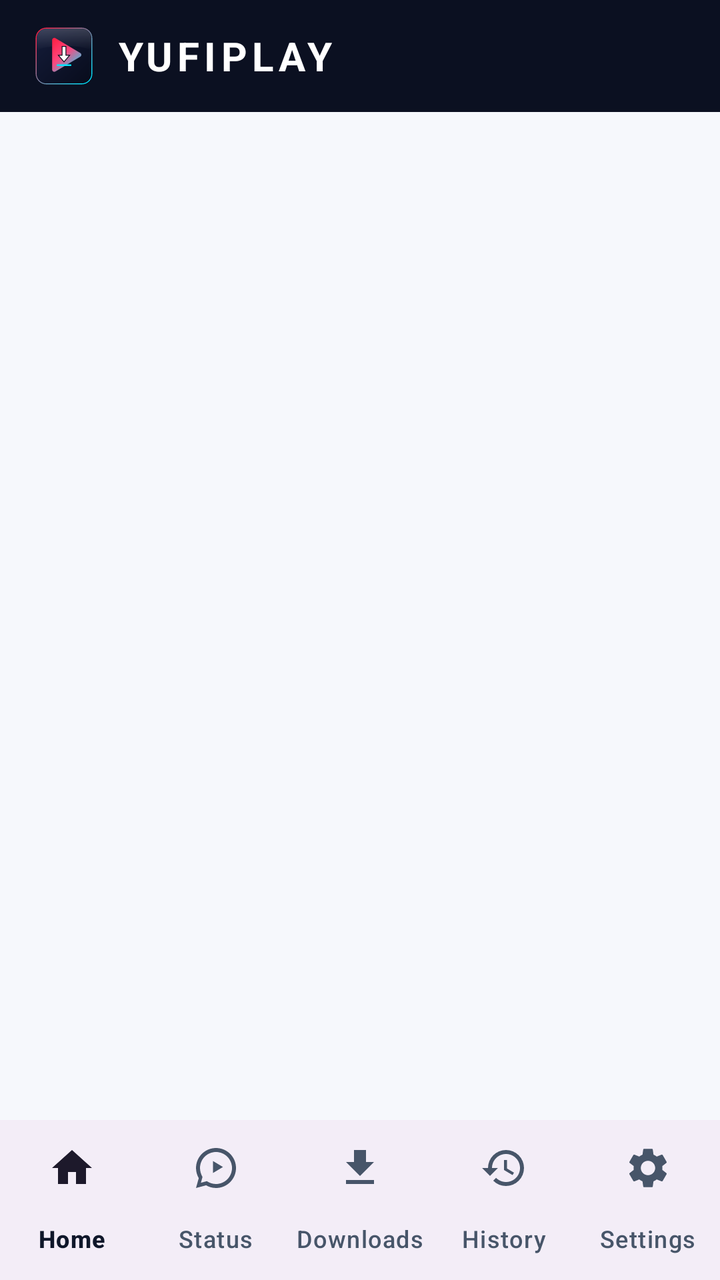
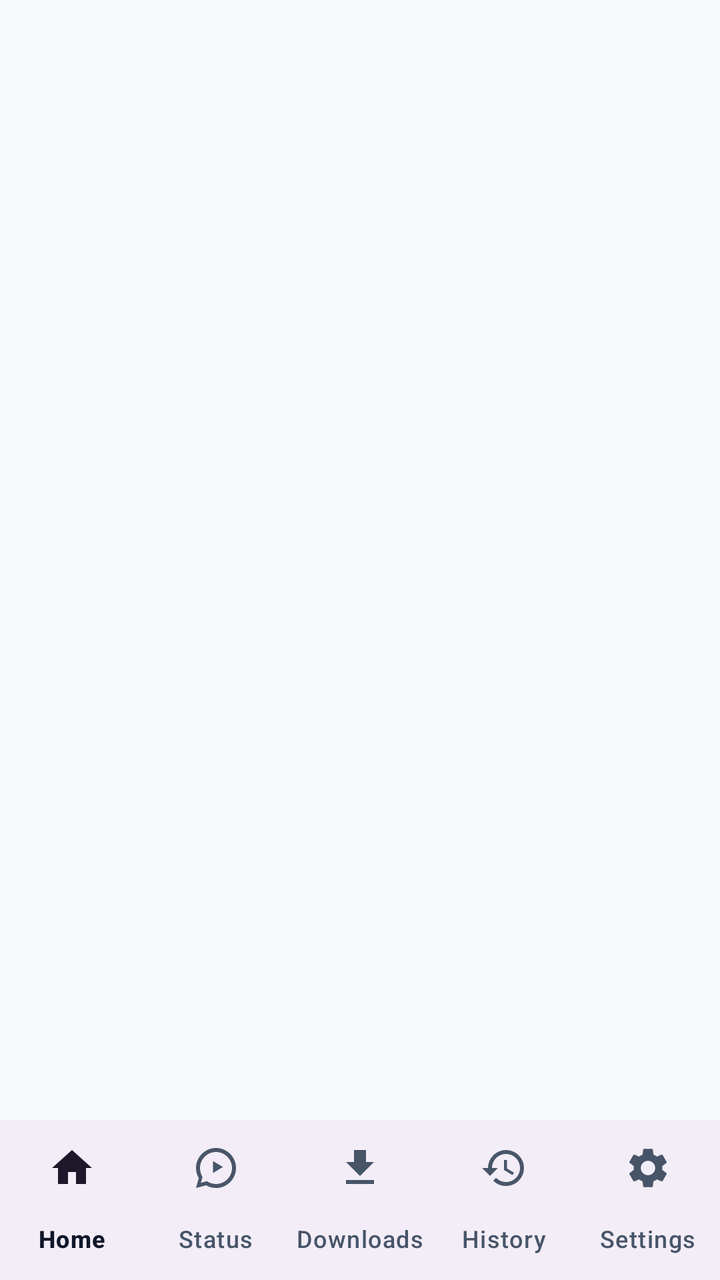

Before-and-after screenshots of an Android layout around one commit, followed by the original layout XML and the change that was made.
<!-- AndroidManifest.xml: application theme Theme.YufiPlay -->
<!-- res/layout/activity_main.xml -->
<?xml version="1.0" encoding="utf-8"?>
<androidx.constraintlayout.widget.ConstraintLayout xmlns:android="http://schemas.android.com/apk/res/android"
    xmlns:app="http://schemas.android.com/apk/res-auto"
    android:layout_width="match_parent"
    android:layout_height="match_parent">

    
    <com.google.android.material.appbar.MaterialToolbar
        android:id="@+id/topAppBar"
        android:layout_width="0dp"
        android:layout_height="56dp"
        android:background="@color/yufi_navy"
        android:elevation="4dp"
        app:layout_constraintEnd_toEndOf="parent"
        app:layout_constraintStart_toStartOf="parent"
        app:layout_constraintTop_toTopOf="parent">

        <LinearLayout
            android:layout_width="wrap_content"
            android:layout_height="match_parent"
            android:gravity="center_vertical"
            android:orientation="horizontal">

            <ImageView
                android:layout_width="32dp"
                android:layout_height="32dp"
                android:contentDescription="@string/app_name"
                android:src="@drawable/ic_yufiplay_logo" />

            <TextView
                android:layout_width="wrap_content"
                android:layout_height="wrap_content"
                android:layout_marginStart="10dp"
                android:letterSpacing="0.12"
                android:text="@string/brand_uppercase"
                android:textColor="#FFFFFF"
                android:textSize="20sp"
                android:textStyle="bold" />
        </LinearLayout>
    </com.google.android.material.appbar.MaterialToolbar>

    
    <FrameLayout
        android:id="@+id/fragmentContainer"
        android:layout_width="0dp"
        android:layout_height="0dp"
        app:layout_constraintBottom_toTopOf="@id/bottomNavigation"
        app:layout_constraintEnd_toEndOf="parent"
        app:layout_constraintStart_toStartOf="parent"
        app:layout_constraintTop_toBottomOf="@id/topAppBar" />

    
    <com.google.android.material.card.MaterialCardView
        android:id="@+id/cardClipboardBanner"
        android:layout_width="0dp"
        android:layout_height="wrap_content"
        android:layout_margin="12dp"
        android:visibility="gone"
        app:cardBackgroundColor="@color/yufi_navy_card"
        app:cardCornerRadius="14dp"
        app:cardElevation="10dp"
        app:layout_constraintBottom_toTopOf="@id/bottomNavigation"
        app:layout_constraintEnd_toEndOf="parent"
        app:layout_constraintStart_toStartOf="parent"
        app:strokeColor="@color/yufi_cyan"
        app:strokeWidth="1dp">

        <LinearLayout
            android:layout_width="match_parent"
            android:layout_height="wrap_content"
            android:orientation="vertical"
            android:padding="14dp">

            <TextView
                android:layout_width="match_parent"
                android:layout_height="wrap_content"
                android:text="@string/clipboard_detected_title"
                android:textColor="#FFFFFF"
                android:textSize="14sp"
                android:textStyle="bold" />

            <TextView
                android:id="@+id/tvClipboardUrlPreview"
                android:layout_width="match_parent"
                android:layout_height="wrap_content"
                android:layout_marginTop="4dp"
                android:ellipsize="end"
                android:maxLines="1"
                android:textColor="@color/yufi_cyan"
                android:textSize="12sp" />

            <LinearLayout
                android:layout_width="match_parent"
                android:layout_height="wrap_content"
                android:layout_marginTop="10dp"
                android:gravity="end"
                android:orientation="horizontal">

                <com.google.android.material.button.MaterialButton
                    android:id="@+id/btnClipboardDismiss"
                    style="@style/Widget.Material3.Button.TextButton"
                    android:layout_width="wrap_content"
                    android:layout_height="wrap_content"
                    android:text="@string/dismiss"
                    android:textColor="#CBD5E1" />

                <com.google.android.material.button.MaterialButton
                    android:id="@+id/btnClipboardDownload"
                    android:layout_width="wrap_content"
                    android:layout_height="wrap_content"
                    android:layout_marginStart="8dp"
                    android:text="@string/download"
                    app:backgroundTint="@color/yufi_crimson" />
            </LinearLayout>
        </LinearLayout>
    </com.google.android.material.card.MaterialCardView>

    
    <com.google.android.material.bottomnavigation.BottomNavigationView
        android:id="@+id/bottomNavigation"
        android:layout_width="0dp"
        android:layout_height="wrap_content"
        app:labelVisibilityMode="labeled"
        app:layout_constraintBottom_toBottomOf="parent"
        app:layout_constraintEnd_toEndOf="parent"
        app:layout_constraintStart_toStartOf="parent"
        app:menu="@menu/bottom_nav_menu" />

</androidx.constraintlayout.widget.ConstraintLayout>
<!-- resources referenced by this layout -->
<resources>
  <color name="yufi_crimson">#FF1E42</color>
  <color name="yufi_cyan">#00E5FF</color>
  <color name="yufi_navy">#0B1021</color>
  <color name="yufi_navy_card">#141C36</color>
  <!-- drawable ic_yufiplay_logo: vector/xml drawable (drawable, 3195 chars, omitted) -->
  <string name="app_name">YufiPlay</string>
  <string name="brand_uppercase">YUFIPLAY</string>
  <string name="clipboard_detected_title">Copied Link Detected — Download Now?</string>
  <string name="dismiss">Dismiss</string>
  <string name="download">Download</string>
  <style name="Theme.YufiPlay" parent="Theme.Material3.DayNight.NoActionBar">
          <item name="colorPrimary">@color/yufi_crimson</item>
          <item name="colorOnPrimary">#FFFFFF</item>
          <item name="colorSecondary">@color/yufi_cyan</item>
          <item name="colorOnSecondary">@color/yufi_navy</item>
          <item name="android:colorBackground">@color/yufi_light_bg</item>
          <item name="colorSurface">@color/yufi_light_surface</item>
          <item name="colorOnSurface">@color/yufi_text_primary_light</item>
          <item name="colorOnSurfaceVariant">@color/yufi_text_secondary_light</item>
          <item name="android:statusBarColor">@color/yufi_navy</item>
          <item name="android:navigationBarColor">@color/yufi_light_surface</item>
      </style>
  <color name="yufi_light_bg">#F6F8FC</color>
  <color name="yufi_light_surface">#FFFFFF</color>
  <color name="yufi_text_primary_light">#0F172A</color>
  <color name="yufi_text_secondary_light">#475569</color>
</resources>

<!-- the commit's change to res/layout/activity_main.xml (unified diff, before → after) -->
@@ -2,44 +2,9 @@
 <androidx.constraintlayout.widget.ConstraintLayout xmlns:android="http://schemas.android.com/apk/res/android"
     xmlns:app="http://schemas.android.com/apk/res-auto"
     android:layout_width="match_parent"
-    android:layout_height="match_parent">
+    android:layout_height="match_parent"
+    android:background="?android:attr/colorBackground">
 
-    
-    <com.google.android.material.appbar.MaterialToolbar
-        android:id="@+id/topAppBar"
-        android:layout_width="0dp"
-        android:layout_height="56dp"
-        android:background="@color/yufi_navy"
-        android:elevation="4dp"
-        app:layout_constraintEnd_toEndOf="parent"
-        app:layout_constraintStart_toStartOf="parent"
-        app:layout_constraintTop_toTopOf="parent">
-
-        <LinearLayout
-            android:layout_width="wrap_content"
-            android:layout_height="match_parent"
-            android:gravity="center_vertical"
-            android:orientation="horizontal">
-
-            <ImageView
-                android:layout_width="32dp"
-                android:layout_height="32dp"
-                android:contentDescription="@string/app_name"
-                android:src="@drawable/ic_yufiplay_logo" />
-
-            <TextView
-                android:layout_width="wrap_content"
-                android:layout_height="wrap_content"
-                android:layout_marginStart="10dp"
-                android:letterSpacing="0.12"
-                android:text="@string/brand_uppercase"
-                android:textColor="#FFFFFF"
-                android:textSize="20sp"
-                android:textStyle="bold" />
-        </LinearLayout>
-    </com.google.android.material.appbar.MaterialToolbar>
-
-    
     <FrameLayout
         android:id="@+id/fragmentContainer"
         android:layout_width="0dp"
@@ -47,75 +12,76 @@
         app:layout_constraintBottom_toTopOf="@id/bottomNavigation"
         app:layout_constraintEnd_toEndOf="parent"
         app:layout_constraintStart_toStartOf="parent"
-        app:layout_constraintTop_toBottomOf="@id/topAppBar" />
+        app:layout_constraintTop_toTopOf="parent" />
 
-    
     <com.google.android.material.card.MaterialCardView
         android:id="@+id/cardClipboardBanner"
         android:layout_width="0dp"
         android:layout_height="wrap_content"
         android:layout_margin="12dp"
         android:visibility="gone"
-        app:cardBackgroundColor="@color/yufi_navy_card"
         app:cardCornerRadius="14dp"
-        app:cardElevation="10dp"
+        app:cardElevation="6dp"
         app:layout_constraintBottom_toTopOf="@id/bottomNavigation"
         app:layout_constraintEnd_toEndOf="parent"
         app:layout_constraintStart_toStartOf="parent"
-        app:strokeColor="@color/yufi_cyan"
+        app:strokeColor="?attr/colorPrimary"
         app:strokeWidth="1dp">
 
         <LinearLayout
             android:layout_width="match_parent"
             android:layout_height="wrap_content"
-            android:orientation="vertical"
-            android:padding="14dp">
+            android:gravity="center_vertical"
+            android:orientation="horizontal"
+            android:padding="12dp">
 
-            <TextView
-                android:layout_width="match_parent"
+            <LinearLayout
+                android:layout_width="0dp"
                 android:layout_height="wrap_content"
-                android:text="@string/clipboard_detected_title"
-                android:textColor="#FFFFFF"
-                android:textSize="14sp"
-                android:textStyle="bold" />
+                android:layout_weight="1"
+                android:orientation="vertical">
 
-            <TextView
-                android:id="@+id/tvClipboardUrlPreview"
-                android:layout_width="match_parent"
-                android:layout_height="wrap_content"
-                android:layout_marginTop="4dp"
-                android:ellipsize="end"
-                android:maxLines="1"
-                android:textColor="@color/yufi_cyan"
+                <TextView
+                    android:layout_width="wrap_content"
+                    android:layout_height="wrap_content"
+                    android:text="Link detected in clipboard"
+                    android:textColor="?attr/colorPrimary"
+                    android:textSize="12sp"
+                    android:textStyle="bold" />
+
+                <TextView
+                    android:id="@+id/tvClipboardUrlPreview"
+                    android:layout_width="match_parent"
+                    android:layout_height="wrap_content"
+                    android:layout_marginTop="2dp"
+                    android:ellipsize="end"
+                    android:maxLines="1"
+                    android:text="https://..."
+                    android:textColor="?attr/colorOnSurface"
+                    android:textSize="13sp" />
+            </LinearLayout>
+
+            <com.google.android.material.button.MaterialButton
+                android:id="@+id/btnClipboardDownload"
+                style="@style/Widget.Material3.Button"
+                android:layout_width="wrap_content"
+                android:layout_height="40dp"
+                android:layout_marginStart="8dp"
+                android:text="Download"
+                android:textAllCaps="false"
                 android:textSize="12sp" />
 
-            <LinearLayout
-                android:layout_width="match_parent"
-                android:layout_height="wrap_content"
-                android:layout_marginTop="10dp"
-                android:gravity="end"
-                android:orientation="horizontal">
-
-                <com.google.android.material.button.MaterialButton
-                    android:id="@+id/btnClipboardDismiss"
-                    style="@style/Widget.Material3.Button.TextButton"
-                    android:layout_width="wrap_content"
-                    android:layout_height="wrap_content"
-                    android:text="@string/dismiss"
-                    android:textColor="#CBD5E1" />
-
-                <com.google.android.material.button.MaterialButton
-                    android:id="@+id/btnClipboardDownload"
-                    android:layout_width="wrap_content"
-                    android:layout_height="wrap_content"
-                    android:layout_marginStart="8dp"
-                    android:text="@string/download"
-                    app:backgroundTint="@color/yufi_crimson" />
-            </LinearLayout>
+            <ImageButton
+                android:id="@+id/btnClipboardDismiss"
+                android:layout_width="36dp"
+                android:layout_height="36dp"
+                android:layout_marginStart="4dp"
+                android:background="?attr/selectableItemBackgroundBorderless"
+                android:contentDescription="Dismiss"
+                android:src="@android:drawable/ic_menu_close_clear_cancel" />
         </LinearLayout>
     </com.google.android.material.card.MaterialCardView>
 
-    
     <com.google.android.material.bottomnavigation.BottomNavigationView
         android:id="@+id/bottomNavigation"
         android:layout_width="0dp"
<!-- resource entries referenced after the edit -->
@@ -3,13 +3,6 @@
   <color name="yufi_crimson">#FF1E42</color>
   <color name="yufi_cyan">#00E5FF</color>
   <color name="yufi_navy">#0B1021</color>
-  <color name="yufi_navy_card">#141C36</color>
-  <!-- drawable ic_yufiplay_logo: vector/xml drawable (drawable, 3195 chars, omitted) -->
-  <string name="app_name">YufiPlay</string>
-  <string name="brand_uppercase">YUFIPLAY</string>
-  <string name="clipboard_detected_title">Copied Link Detected — Download Now?</string>
-  <string name="dismiss">Dismiss</string>
-  <string name="download">Download</string>
   <style name="Theme.YufiPlay" parent="Theme.Material3.DayNight.NoActionBar">
           <item name="colorPrimary">@color/yufi_crimson</item>
           <item name="colorOnPrimary">#FFFFFF</item>
